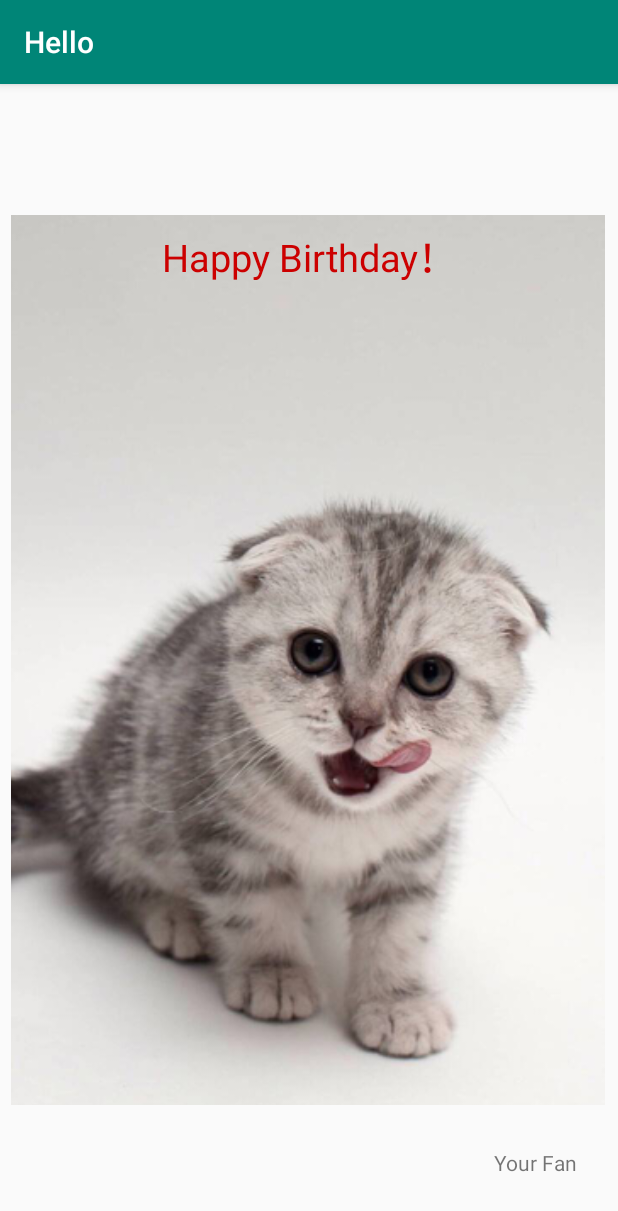
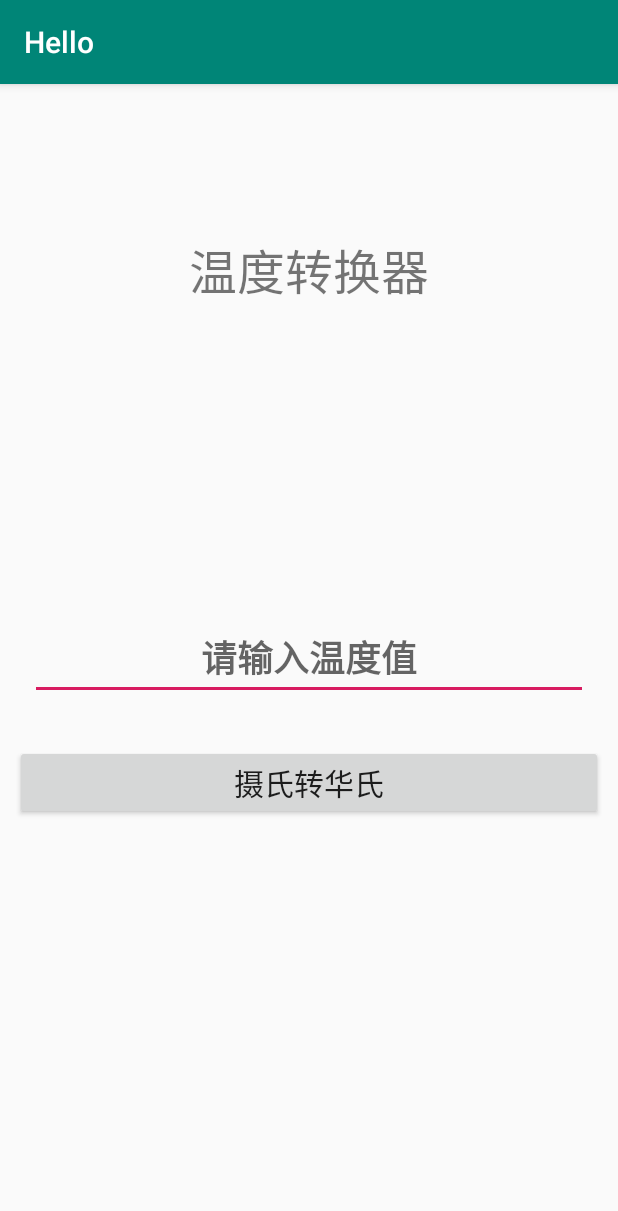
Before and after one commit to Gaoyifan66/FirstApp, an Android app: the screen it shows after launch (MainActivity), on a phone screen of 412 x 824 dp. Shown: the top 1211 px of the screen. Run offline under Robolectric (Android 15) with nearby library versions, the phone set to English and light mode, and no system bars.

Commit message:
第二次编辑

```diff
--- a/app/src/main/java/com/swufe/firstapp/MainActivity.java
+++ b/app/src/main/java/com/swufe/firstapp/MainActivity.java
@@ -1,13 +1,35 @@
 package com.swufe.firstapp;
 
-import androidx.appcompat.app.AppCompatActivity;
-import android.os.Bundle;
+        import androidx.appcompat.app.AppCompatActivity;
+        import android.os.Bundle;
+        import android.view.View;
+        import android.widget.Button;
+        import android.widget.EditText;
+        import android.widget.TextView;
 
 public class MainActivity extends AppCompatActivity {
 
+    EditText inp;
+    TextView out;
     @Override
     protected void onCreate(Bundle savedInstanceState) {
         super.onCreate(savedInstanceState);
         setContentView(R.layout.activity_main);
+       EditText inp = (EditText)findViewById(R.id.et_input);
+       TextView out = (TextView)findViewById(R.id.tv_result);
+
     }
+    public void clik(View x){
+        String temp = inp.getText().toString();
+        if(temp!=null){
+            out.setText(String.valueOf(gettemp(temp)));
+        }
+    }
+
+    private float gettemp(String temp) {
+        float tem = Float.parseFloat(temp);
+        return(tem*1.8f)+32.0f;
+
+    }
+
 }
--- a/app/src/main/res/layout/activity_main.xml
+++ b/app/src/main/res/layout/activity_main.xml
@@ -1,49 +1,58 @@
 <?xml version="1.0" encoding="utf-8"?>
-<androidx.constraintlayout.widget.ConstraintLayout xmlns:android="http://schemas.android.com/apk/res/android"
+<LinearLayout xmlns:android="http://schemas.android.com/apk/res/android"
     xmlns:app="http://schemas.android.com/apk/res-auto"
     xmlns:tools="http://schemas.android.com/tools"
     android:layout_width="match_parent"
     android:layout_height="match_parent"
+    android:orientation="vertical"
     tools:context=".MainActivity">
 
-    <ImageView
-        android:id="@+id/imageView"
-        android:layout_width="396dp"
-        android:layout_height="593dp"
-        android:scaleType="centerCrop"
-        app:layout_constraintBottom_toBottomOf="parent"
-        app:layout_constraintEnd_toEndOf="parent"
-        app:layout_constraintHorizontal_bias="0.466"
-        app:layout_constraintStart_toStartOf="parent"
-        app:layout_constraintTop_toTopOf="parent"
-        app:srcCompat="@mipmap/bg" />
+    <TextView
+        android:id="@+id/tv_title"
+        android:layout_width="match_parent"
+        android:layout_height="wrap_content"
+        android:layout_marginTop="100dp"
+        android:gravity="center_horizontal"
+        android:text="温度转换器"
+        android:textAlignment="center"
+        android:textSize="32sp" />
 
     <TextView
-        android:id="@+id/textView"
-        android:layout_width="0dp"
-        android:layout_height="35dp"
-        android:gravity="center"
-        android:text="@string/hello"
-        android:textColor="@android:color/holo_red_dark"
-        android:textSize="25sp"
-        app:layout_constraintBottom_toBottomOf="parent"
-        app:layout_constraintEnd_toEndOf="parent"
-        app:layout_constraintHorizontal_bias="0.0"
-        app:layout_constraintStart_toStartOf="parent"
-        app:layout_constraintTop_toTopOf="parent"
-        app:layout_constraintVertical_bias="0.13" />
+        android:id="@+id/tv_result"
+        android:layout_width="match_parent"
+        android:layout_height="wrap_content"
+        android:layout_marginBottom="100dp"
+        android:gravity="center_horizontal"
+        android:textAlignment="center"
+        android:textSize="64sp"
+        android:textStyle="bold" />
 
-    <TextView
-        android:id="@+id/textView2"
-        android:layout_width="wrap_content"
+    <EditText
+        android:id="@+id/et_input"
+        android:layout_width="match_parent"
         android:layout_height="wrap_content"
-        android:text="@string/text2"
-        app:layout_constraintBottom_toBottomOf="parent"
-        app:layout_constraintEnd_toEndOf="parent"
-        app:layout_constraintHorizontal_bias="0.923"
-        app:layout_constraintStart_toStartOf="parent"
-        app:layout_constraintTop_toBottomOf="@+id/textView"
-        app:layout_constraintVertical_bias="0.936" />
+        android:layout_margin="20dp"
+        android:textAlignment="center"
+        android:textSize="24sp"
+        android:gravity="center_horizontal"
+        android:inputType="number"
+        android:textStyle="bold"
+        android:hint="请输入温度值"/>
 
+    <LinearLayout
+        android:layout_width="match_parent"
+        android:layout_height="match_parent"
+        android:orientation="horizontal">
 
-</androidx.constraintlayout.widget.ConstraintLayout>
+        <Button
+            android:id="@+id/btn_c2f"
+            android:layout_width="0dp"
+            android:layout_height="50dp"
+            android:layout_margin="10dp"
+            android:layout_weight="1"
+            android:onClick="clik"
+            android:text="摄氏转华氏"
+            android:textSize="20sp" />
+
+    </LinearLayout>
+</LinearLayout>
```
Also changed, not shown: 1 other file.
